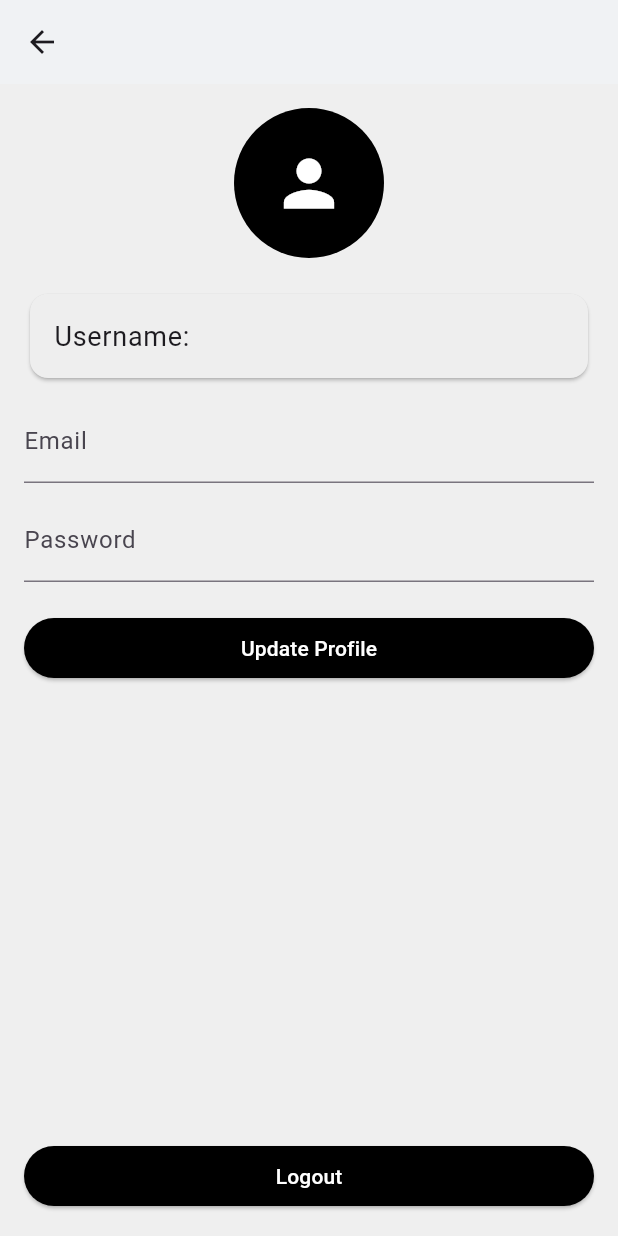
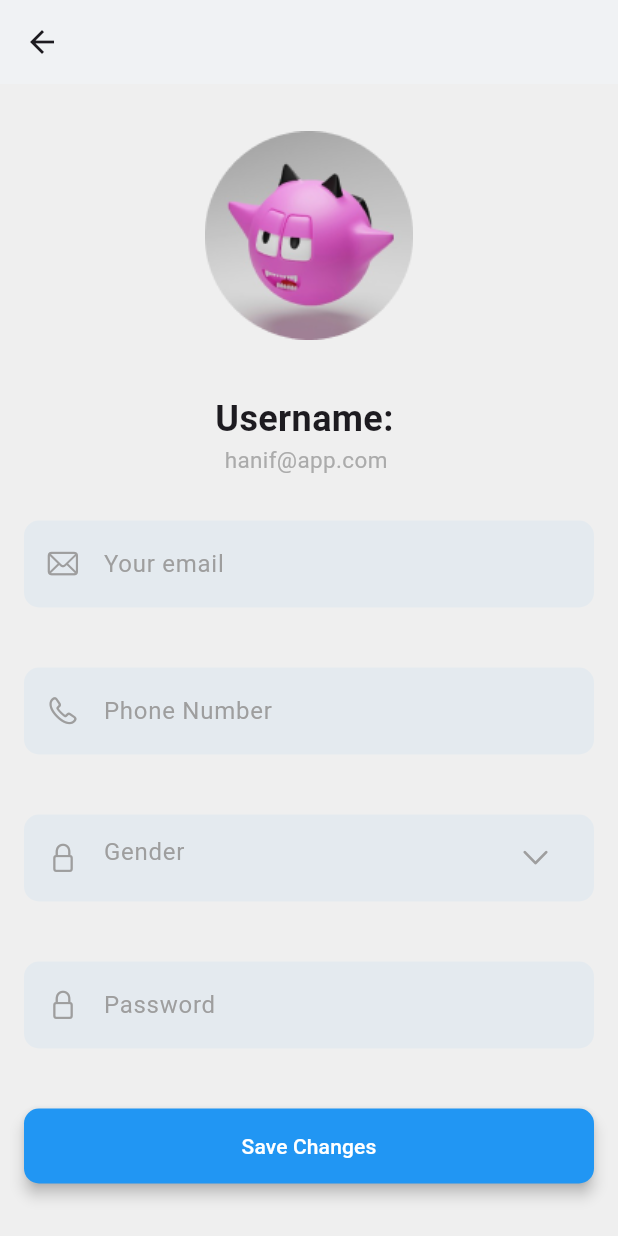
Before and after one commit to Nagil22/DemoApp, a Flutter app: the AccountScreen screen opened by its route, on a phone screen of 412 x 824 dp. Run offline on Flutter 3.47's test engine with Material 3 defaults, Android fonts, the phone set to English and light mode, and no system bars; our stand-ins replace cloud_firestore, firebase_auth, firebase_core, flutter_svg, hexcolor, loading_animation_widget and 2 more; accounts and stored records are empty; Roboto replaces fonts that are missing (Hind).

Commit message:
Minor changes to account screen

```diff
--- a/lib/screens/profile/account_page.dart
+++ b/lib/screens/profile/account_page.dart
@@ -1,8 +1,10 @@
 import 'package:demo/screens/profile/profile_menus.dart';
+import 'package:flutter/cupertino.dart';
 import 'package:flutter/material.dart';
 import 'package:firebase_auth/firebase_auth.dart';
 import 'package:cloud_firestore/cloud_firestore.dart';
 import 'package:hexcolor/hexcolor.dart';
+import 'package:loading_animation_widget/loading_animation_widget.dart';
 
 class AccountScreen extends StatefulWidget {
   final String userId;
@@ -82,50 +84,150 @@ class AccountScreenState extends State<AccountScreen> {
       appBar: AppBar(
           backgroundColor:  HexColor(profileBgColor)
       ),
-      body: Padding(
+      body: SingleChildScrollView(
+        child: Container(
         padding: const EdgeInsets.all(16.0),
         child: Form(
           key: _formKey,
           child: Column(
             crossAxisAlignment: CrossAxisAlignment.stretch,
             children: [
-              const Center(
-                child: CircleAvatar(
-                  radius: 50,
-                  backgroundColor: Colors.black,
-                  child: Icon(Icons.person, size: 50, color: Colors.white),
-                ),
+               Column(
+                 children: [
+                   Image.asset(
+                       "assets/illustrations/profile.png",
+                       height:170
                    ),
                    const SizedBox(height: 20),
-              Card(
-                color: Colors.grey[200],
-                shape: RoundedRectangleBorder(
-                  borderRadius: BorderRadius.circular(12.0),
+                   Text(
+                     'Username: ${widget.username}',
+                     style: const TextStyle(fontSize: 24.0, fontWeight: FontWeight.w600),
                    ),
-                child: ListTile(
-                  title: Text(
-                    'Username: ${widget.username}',
-                    style: const TextStyle(fontSize: 18.0),
+                   Text(
+                     'hanif@app.com ${widget.email}',
+                     style: TextStyle(fontSize: 15.0, color: HexColor(accentColor)),
                    ),
-                ),
+                 ],
               ),
               const SizedBox(height: 10),
-              TextFormField(
+              Container(
+                margin: const EdgeInsets.symmetric(vertical: 20),
+                padding: const EdgeInsets.symmetric(horizontal: 15, vertical:5),
+                decoration: BoxDecoration(
+                    color: Colors.blue.withOpacity(0.05),
+                    borderRadius: BorderRadius.circular(10)
+                ),
+                child: TextFormField(
                   initialValue: _email,
-                decoration: const InputDecoration(labelText: 'Email'),
+                  decoration: const InputDecoration(
+                      icon: Icon(
+                        CupertinoIcons.mail,
+                        color: Colors.grey,
+                        size: 22.0,
+                        semanticLabel: 'Text to announce in accessibility modes',
+                      ),
+                      hintText: 'Your email',
+                      hintStyle: TextStyle(color: Colors.grey),
+                      border: InputBorder.none
+                  ),
                   onChanged: (value) {
                     _email = value;
                   },
                   validator: (value) {
                     if (value == null || value.isEmpty) {
-                    return 'Please enter an email';
+                      return 'Please enter your email';
                     }
                     return null;
                   },
                 ),
-              const SizedBox(height: 10),
-              TextFormField(
-                decoration: const InputDecoration(labelText: 'Password'),
+              ),
+              Container(
+                margin: const EdgeInsets.symmetric(vertical: 20),
+                padding: const EdgeInsets.symmetric(horizontal: 15, vertical:5),
+                decoration: BoxDecoration(
+                    color: Colors.blue.withOpacity(0.05),
+                    borderRadius: BorderRadius.circular(10)
+                ),
+                child: TextFormField(
+                  decoration: const InputDecoration(
+                      icon: Icon(
+                        CupertinoIcons.phone,
+                        color: Colors.grey,
+                        size: 22.0,
+                        semanticLabel: 'Text to announce in accessibility modes',
+                      ),
+                      hintText: 'Phone Number',
+                      hintStyle: TextStyle(color: Colors.grey),
+                      border: InputBorder.none
+                  ),
+                  onChanged: (value) {
+                    // _password = value;
+                  },
+                  obscureText: true,
+                  validator: (value) {
+                    if (value != null && value.isNotEmpty && value.length < 6) {
+                      return 'Enter Phone number';
+                    }
+                    return null;
+                  },
+                ),
+              ),
+              Container(
+                margin: const EdgeInsets.symmetric(vertical: 20),
+                padding: const EdgeInsets.symmetric(horizontal: 15, vertical:5),
+                decoration: BoxDecoration(
+                    color: Colors.blue.withOpacity(0.05),
+                    borderRadius: BorderRadius.circular(10)
+                ),
+                child: TextFormField(
+                  decoration: const InputDecoration(
+                      icon: Icon(
+                        CupertinoIcons.padlock,
+                        color: Colors.grey,
+                        size: 22.0,
+                        semanticLabel: 'Text to announce in accessibility modes',
+                      ),
+                      hintText: 'Gender',
+                      hintStyle: TextStyle(color: Colors.grey),
+                      border: InputBorder.none,
+                      suffixIcon: Icon(
+                        CupertinoIcons.chevron_down,
+                        color: Colors.grey,
+                        size: 22.0,
+                        semanticLabel: 'Text to announce in accessibility modes',
+                      ),
+                  ),
+                  onChanged: (value) {
+                    // _password = value;
+                  },
+                  obscureText: true,
+                  validator: (value) {
+                    if (value != null && value.isNotEmpty && value.length < 6) {
+                      return 'Enter Phone number';
+                    }
+                    return null;
+                  },
+                ),
+              ),
+              Container(
+                margin: const EdgeInsets.symmetric(vertical: 20),
+                padding: const EdgeInsets.symmetric(horizontal: 15, vertical:5),
+                decoration: BoxDecoration(
+                    color: Colors.blue.withOpacity(0.05),
+                    borderRadius: BorderRadius.circular(10)
+                ),
+                child: TextFormField(
+                  decoration: const InputDecoration(
+                      icon: Icon(
+                        CupertinoIcons.padlock,
+                        color: Colors.grey,
+                        size: 22.0,
+                        semanticLabel: 'Text to announce in accessibility modes',
+                      ),
+                      hintText: 'Password',
+                      hintStyle: TextStyle(color: Colors.grey),
+                      border: InputBorder.none
+                  ),
                   onChanged: (value) {
                     _password = value;
                   },
@@ -137,35 +239,34 @@ class AccountScreenState extends State<AccountScreen> {
                     return null;
                   },
                 ),
+              ),
+
               const SizedBox(height: 20),
-              _isUpdating
-                  ? const Center(child: CircularProgressIndicator())
-                  : ElevatedButton(
+              ElevatedButton(
                 onPressed: _updateProfile,
                 style: ElevatedButton.styleFrom(
-                  foregroundColor: Colors.white,
-                  backgroundColor: Colors.black,
+                  elevation: 4,
+                  minimumSize: const Size(350, 50),
+                  shape: RoundedRectangleBorder(
+                    borderRadius: BorderRadius.circular(10.0),
                   ),
-                child: const Text('Update Profile'),
+                  backgroundColor: Colors.blue,
                 ),
-              const Spacer(),
-              ElevatedButton(
-                onPressed: () async {
-                  await FirebaseAuth.instance.signOut();
-                  if (context.mounted) {
-                    Navigator.pushReplacementNamed(context, '/login');
-                  }
-                },
-                style: ElevatedButton.styleFrom(
-                  foregroundColor: Colors.white,
-                  backgroundColor: Colors.black,
+                child: _isUpdating ?
+                LoadingAnimationWidget.fourRotatingDots(
+                  color: Colors.white,
+                  size: 40,
+                )
+                    :
+                const Text('Save Changes',
+                    textAlign: TextAlign.center,
+                    style: TextStyle(color: Colors.white)
                 ),
-                child: const Text('Logout'),
               ),
             ],
           ),
         ),
       ),
-    );
+    ));
   }
 }
--- a/lib/screens/profile_screen.dart
+++ b/lib/screens/profile_screen.dart
@@ -229,7 +229,13 @@ class ProfileScreenState extends State<ProfileScreen> {
                       const Seperator(),
                       ProfileMenu(title: "Notification Settings", subtitle: "Edit your notifications", icon: CupertinoIcons.bell, onPress: () {}),
                       const Seperator(),
-                      ProfileMenu(title: "Sign Out", subtitle: "Sign out of the app", textColor: Colors.red, icon: CupertinoIcons.square_arrow_right, onPress: () {}),
+                      ProfileMenu(title: "Sign Out", subtitle: "Sign out of the app", textColor: Colors.red, icon: CupertinoIcons.square_arrow_right, onPress: () async {
+                        await FirebaseAuth.instance.signOut();
+                        if (context.mounted) {
+                          Navigator.pushReplacementNamed(context, '/login');
+                        }
+                      },
+                      ),
                     ],
                   ),
                 ),
```
Lines whose indentation alone changed are shown as unchanged.
